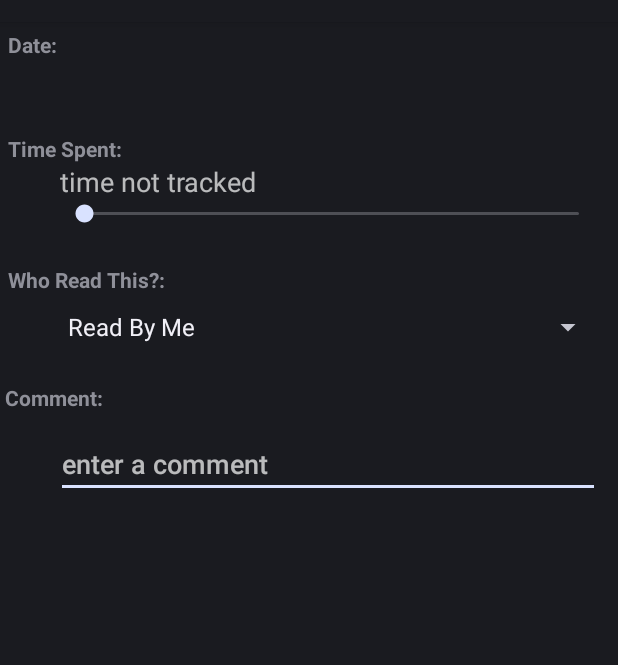
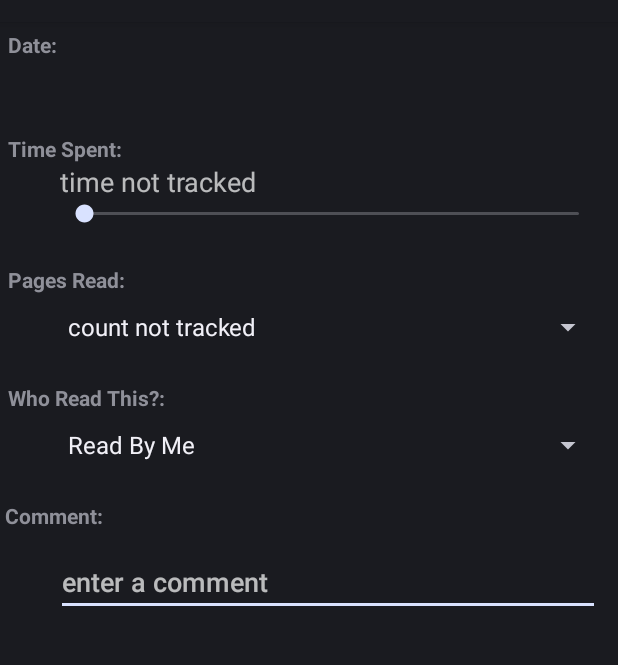
Before and after one commit to mkelandis/ReadingLog, an Android app: the BookListDetailActivity screen opened directly, with no data from a screen before it, on a phone screen of 412 x 824 dp, the part 62-727 px from its top. Run offline under Robolectric (Android 15) with nearby library versions, the phone set to English and light mode, and no system bars; 3 statements that could not run were skipped.

Commit message:
RL20: Added pages read to the detail screen, modified minutes to use a sliding scale of increments

```diff
--- a/app/src/main/AndroidManifest.xml
+++ b/app/src/main/AndroidManifest.xml
@@ -2,8 +2,8 @@
 <manifest
     xmlns:android="http://schemas.android.com/apk/res/android"
     package="com.hintersphere.booklogger"
-    android:versionCode="6"
-	android:versionName="1.1.3">
+    android:versionCode="8"
+	android:versionName="1.3">
 
 	<uses-sdk android:minSdkVersion="8" android:targetSdkVersion="21" />
 	<uses-permission android:name="android.permission.INTERNET"/>
--- a/app/src/main/java/com/hintersphere/booklogger/BookListDetailActivity.java
+++ b/app/src/main/java/com/hintersphere/booklogger/BookListDetailActivity.java
@@ -22,8 +22,11 @@ import com.hintersphere.util.DbAdapterUtil;
 
 public class BookListDetailActivity extends FragmentActivity {
 
-    private static final int MAX_MINUTES = 3 * 60;
-    private static final int ROUNDING_INCREMENT_MINS = 5;
+    private static final int MAX_MINUTES = 6 * 60;
+    private static final int MAX_PAGES_READ = 300;
+    public static final int ONE_MINUTE = 1;
+    public static final int FIVE_MINUTES = 5;
+    public static final int FIFTEEN_MINUTES = 15;
 
     private BookLoggerDbAdapter mDbHelper;
     private Long mRowId;
@@ -33,9 +36,11 @@ public class BookListDetailActivity extends FragmentActivity {
     private TextView mMinutesDisplayed;
     private SeekBar mMinutesSeekbar;
     private Spinner mReadBySpinner;
+    private Spinner mPagesReadSpinner;
     private TextView mComment;
 
     private int mMinutes;
+    private int mPagesRead;
     private short mSelectedReadBy;
     private String mReadDateUtc;
 
@@ -57,6 +62,7 @@ public class BookListDetailActivity extends FragmentActivity {
         mReadDate = (TextView) findViewById(R.id.entry_read_date);
         mMinutesDisplayed = (TextView) findViewById(R.id.minutes);
         mMinutesSeekbar = getMinutesSeekBar();
+        mPagesReadSpinner = getPagesReadSpinner();
         mReadBySpinner = getReadActivitySpinner();
         mComment = (EditText) findViewById(R.id.entry_comment);
 
@@ -80,8 +86,11 @@ public class BookListDetailActivity extends FragmentActivity {
 
             mReadDateUtc = listentry.getString(listentry.getColumnIndex(BookLoggerDbAdapter.DB_COL_DATEREAD));
             mReadDate.setText(DbAdapterUtil.getDateInUserFormat(mReadDateUtc, this));
+            mMinutesSeekbar.setProgress(listentry.getInt(listentry.getColumnIndex(BookLoggerDbAdapter.DB_COL_MINUTES)));
 
-            mMinutesSeekbar.setProgress(listentry.getInt(listentry.getColumnIndex(BookLoggerDbAdapter.DB_COL_MINUTES)));
+
+            mPagesReadSpinner.setSelection(
+                    listentry.getInt(listentry.getColumnIndex(BookLoggerDbAdapter.DB_COL_PAGESREAD)));
 
             mSelectedReadBy = listentry.getShort(listentry.getColumnIndex(BookLoggerDbAdapter.DB_COL_ACTIVITY));
             mReadBySpinner.setSelection(ReadBy.getDisplayPosition(mSelectedReadBy));
@@ -146,7 +155,7 @@ public class BookListDetailActivity extends FragmentActivity {
 
     private void saveState() {
         BookLoggerUtil.throwIfMissing(mRowId, "row id missing");
-        mDbHelper.updateBookEntry(mRowId, mMinutes, mSelectedReadBy, mComment.getText().toString());
+        mDbHelper.updateBookEntry(mRowId, mMinutes, mSelectedReadBy, mComment.getText().toString(), mPagesRead);
     }
 
     private SeekBar getMinutesSeekBar() {
@@ -159,16 +168,50 @@ public class BookListDetailActivity extends FragmentActivity {
             public void onProgressChanged(SeekBar seekBar, int progress, boolean fromUser) {
                 trackProgress(roundProgress(progress));
             }
+
             @Override
             public void onStartTrackingTouch(SeekBar seekBar) {
                 // nothing to do here.
             }
+
             @Override
             public void onStopTrackingTouch(SeekBar seekBar) {
                 seekBar.setSecondaryProgress(seekBar.getProgress());
             }
         });
         return minutesSeekBar;
+    }
+
+    private Spinner getPagesReadSpinner() {
+        Spinner pagesReadSpinner = (Spinner) findViewById(R.id.entry_pagesread_spinner);
+
+        // backing array of values
+        String[] pages = new String[MAX_PAGES_READ + 1];
+        pages[0] = this.getString(R.string.detail_hint_pagesread);
+        for (int i=1;i <= MAX_PAGES_READ; i++) {
+            pages[i] = String.valueOf(i);
+        }
+
+        ArrayAdapter<String> adapter = new ArrayAdapter<>(this, android.R.layout.simple_spinner_item, pages);
+        pagesReadSpinner.setAdapter(adapter);
+
+        pagesReadSpinner.setOnItemSelectedListener(new OnItemSelectedListener() {
+
+            @Override
+            public void onItemSelected(AdapterView<?> parent, View view, int pos, long id) {
+                // the position should reflect the number of pages read...
+                mPagesRead = pos;
+            }
+
+            @Override
+            public void onNothingSelected(AdapterView<?> arg0) {
+                // do nothing
+            }
+
+        });
+
+
+        return pagesReadSpinner;
     }
 
     private Spinner getReadActivitySpinner() {
@@ -199,8 +242,26 @@ public class BookListDetailActivity extends FragmentActivity {
         return activitySpinner;
     }
 
+    /**
+     * Rounding Increment is variable:
+     * less than 30 mins -- 1 min
+     * 30 > minutes > 3 hours -- 5 min
+     * > 3 hours -- 15 min
+     *
+     * @param progress
+     * @return
+     */
     private int roundProgress(int progress) {
-        return (progress + (ROUNDING_INCREMENT_MINS - 1)) / ROUNDING_INCREMENT_MINS * ROUNDING_INCREMENT_MINS;
+
+        // rounding increment is variable based on number of minutes
+        int roundingIncrement = ONE_MINUTE;
+        if (progress > 30 && progress < 180) {
+            roundingIncrement = FIVE_MINUTES;
+        } else if (progress >= 180) {
+            roundingIncrement = FIFTEEN_MINUTES;
+        }
+
+        return (progress + (roundingIncrement - 1)) / roundingIncrement * roundingIncrement;
     }
 
     private void trackProgress(int minutes) {
--- a/app/src/main/res/layout/detail.xml
+++ b/app/src/main/res/layout/detail.xml
@@ -61,6 +61,23 @@
                 android:layout_marginTop="25dp"
                 android:layout_marginLeft="5dp"
                 android:textStyle="bold"
+                android:text="@string/detail_label_pagesread" />
+
+            <Spinner
+                android:id="@+id/entry_pagesread_spinner"
+                android:layout_width="fill_parent"
+                android:layout_height="wrap_content"
+                android:layout_marginTop="10dp"
+                android:layout_marginLeft="37dp"
+                android:layout_marginRight="9dp"
+                android:hint="@string/detail_hint_pagesread"/>
+
+            <TextView
+                android:layout_width="fill_parent"
+                android:layout_height="wrap_content"
+                android:layout_marginTop="25dp"
+                android:layout_marginLeft="5dp"
+                android:textStyle="bold"
                 android:text="@string/detail_label_activity" />
 
             <Spinner
--- a/app/src/main/res/values/strings.xml
+++ b/app/src/main/res/values/strings.xml
@@ -72,5 +72,7 @@
     <string name="detail_label_activity">Who Read This?:</string>
     <string name="detail_label_comment">Comment:</string>
     <string name="detail_hint_minutes">time not tracked</string>
+    <string name="detail_hint_pagesread">count not tracked</string>
     <string name="detail_hint_comment">enter a comment</string>
+    <string name="detail_label_pagesread">Pages Read:</string>
 </resources>
```
Also changed, not shown: app/src/main/java/com/hintersphere/booklogger/BookLoggerDbAdapter.java (+5 -2 lines).
